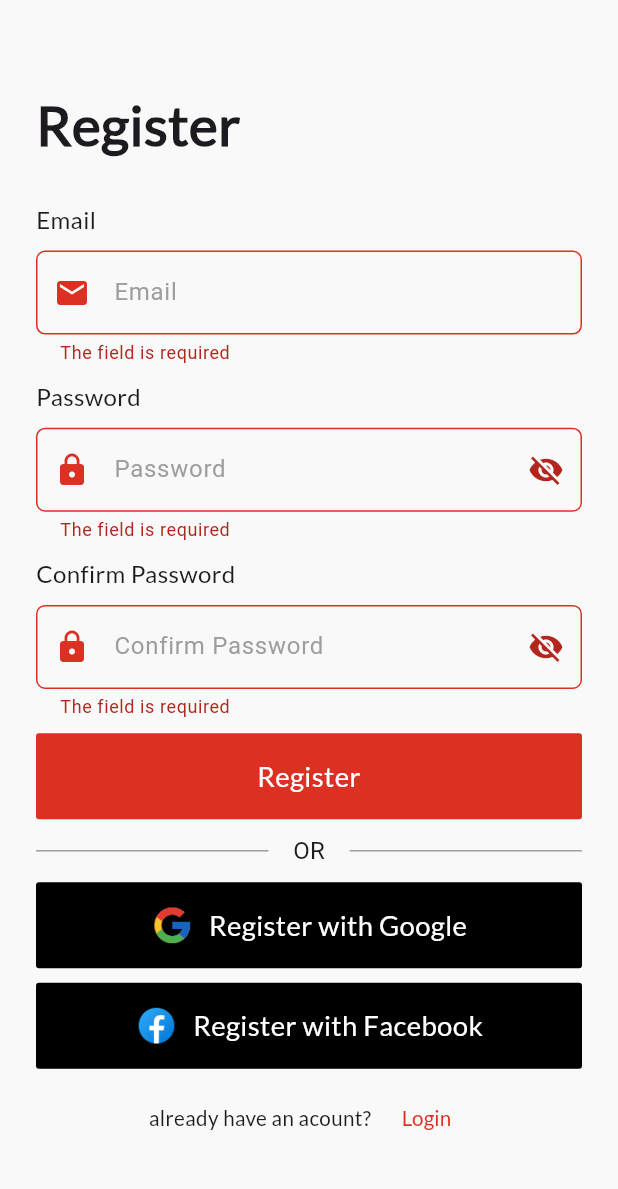
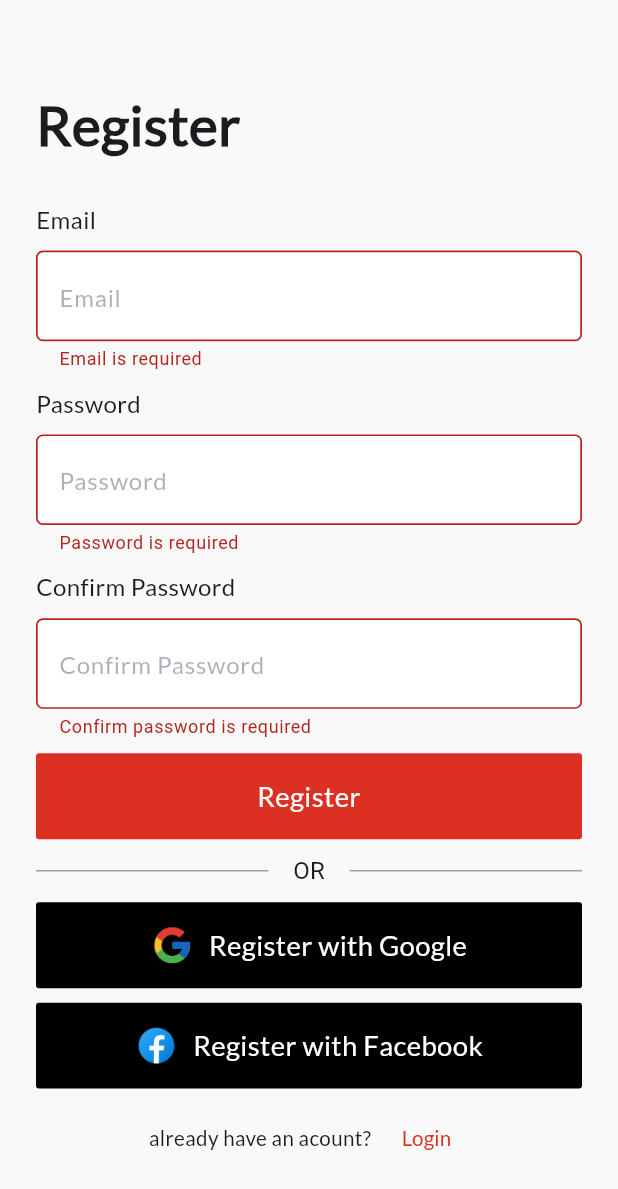
Before and after one commit to romisaa5/Fashique-App, a Flutter app: the RegisterView screen opened by its route, after a tap on "Register", on a phone screen of 412 x 824 dp. Shown: the top 1189 px of the screen. Run offline on Flutter 3.47's test engine with Material 3 defaults, Android fonts, the light colour scheme and no system bars; our stand-ins replace bloc, cached_network_image, flutter_bloc, flutter_screenutil, font_awesome_flutter, go_router and 1 more; missing offline and left inert: rate; network calls fail.

Commit message:
refactor code

```diff
--- a/lib/Featured/Auth/Forget password/presentation/views/forget_password.dart
+++ b/lib/Featured/Auth/Forget password/presentation/views/forget_password.dart
@@ -1,8 +1,9 @@
 import 'package:e_commerce/constnts.dart';
+import 'package:e_commerce/core/helper/validation_methods.dart';
 import 'package:e_commerce/core/utils/app_router.dart';
 import 'package:e_commerce/core/utils/styles.dart';
 import 'package:e_commerce/core/widgets/custom_button.dart';
-import 'package:e_commerce/Featured/Auth/widgets/custom_textfield_for_username.dart';
+import 'package:e_commerce/core/widgets/custom_text_form_field.dart';
 import 'package:flutter/material.dart';
 import 'package:go_router/go_router.dart';
 
@@ -33,7 +34,11 @@ class _ForgetPasswordState extends State<ForgetPassword> {
               style: Styles.textStyle16,
             ),
             Text('Your Email ', style: Styles.textStyle14),
-            CustomTextfieldForEmail(emailController: emailController),
+            AppTextFormField(
+              hintText: 'Email',
+              validator: (value) => ValidationMethods.validateEmail(value),
+              controller: emailController,
+            ),
             CustomButton(
               borderreduis: 2,
               text: 'Reset Password',
--- a/lib/Featured/Auth/Forget password/presentation/views/set_new_password.dart
+++ b/lib/Featured/Auth/Forget password/presentation/views/set_new_password.dart
@@ -1,7 +1,8 @@
 import 'package:e_commerce/constnts.dart';
+import 'package:e_commerce/core/helper/validation_methods.dart';
 import 'package:e_commerce/core/utils/styles.dart';
 import 'package:e_commerce/core/widgets/custom_button.dart';
-import 'package:e_commerce/Featured/Auth/widgets/custom_textfield_for_password.dart';
+import 'package:e_commerce/core/widgets/custom_text_form_field.dart';
 import 'package:flutter/material.dart';
 import 'package:flutter_screenutil/flutter_screenutil.dart';
 
@@ -36,10 +37,17 @@ class _SetNewPasswordState extends State<SetNewPassword> {
               style: Styles.textStyle14.copyWith(color: Colors.grey),
             ),
             Text('Password', style: Styles.textStyle14),
-            CustomTextfieldforPassword(passwordController: passwordController),
+            AppTextFormField(
+              hintText: 'Password',
+              validator: (value) => ValidationMethods.validatePassword(value),
+              controller: passwordController,
+            ),
             Text('Confirm Password', style: Styles.textStyle14),
-            CustomTextfieldforPassword(
-              passwordController: confirmpasswordController,
+            AppTextFormField(
+              hintText: 'Confirm Password',
+              validator:
+                  (value) => ValidationMethods.validateConfirmPassword(value),
+              controller: confirmpasswordController,
             ),
             SizedBox(height: 15),
             CustomButton(
--- a/lib/Featured/Auth/Login/presentation/views/login_view.dart
+++ b/lib/Featured/Auth/Login/presentation/views/login_view.dart
@@ -1,11 +1,11 @@
 import 'package:e_commerce/constnts.dart';
+import 'package:e_commerce/core/helper/validation_methods.dart';
 import 'package:e_commerce/core/utils/app_router.dart';
 import 'package:e_commerce/core/utils/styles.dart';
 import 'package:e_commerce/core/widgets/custom_button.dart';
 import 'package:e_commerce/core/widgets/custom_button_signup_login.dart';
-import 'package:e_commerce/Featured/Auth/widgets/custom_devider.dart';
-import 'package:e_commerce/Featured/Auth/widgets/custom_textfield_for_password.dart';
-import 'package:e_commerce/Featured/Auth/widgets/custom_textfield_for_username.dart';
+import 'package:e_commerce/core/widgets/custom_devider.dart';
+import 'package:e_commerce/core/widgets/custom_text_form_field.dart';
 import 'package:flutter/material.dart';
 import 'package:flutter_screenutil/flutter_screenutil.dart';
 import 'package:go_router/go_router.dart';
@@ -38,14 +38,17 @@ class _LoginViewState extends State<LoginView> {
                 Text('Login', style: Styles.textStyle32),
                 SizedBox(height: 15.h),
                 Text('Email', style: Styles.textStyle14),
-                CustomTextfieldForEmail(
-                  passwordFocusNode: passwordFocusNode,
-                  emailController: emailController,
+                AppTextFormField(
+                  hintText: 'Email',
+                  validator: (value) => ValidationMethods.validateEmail(value),
+                  controller: passwordController,
                 ),
                 Text('Password', style: Styles.textStyle14),
-                CustomTextfieldforPassword(
-                  passwordFocusNode: passwordFocusNode,
-                  passwordController: passwordController,
+                AppTextFormField(
+                  hintText: 'Password',
+                  validator:
+                      (value) => ValidationMethods.validatePassword(value),
+                  controller: passwordController,
                 ),
                 TextButton(
                   onPressed: () {
--- a/lib/Featured/Auth/Register/presentation/views/register_view.dart
+++ b/lib/Featured/Auth/Register/presentation/views/register_view.dart
@@ -1,12 +1,11 @@
-import 'package:e_commerce/Featured/Auth/Register/presentation/views/widgets/custom_confirm_password.dart';
 import 'package:e_commerce/constnts.dart';
+import 'package:e_commerce/core/helper/validation_methods.dart';
 import 'package:e_commerce/core/utils/app_router.dart';
 import 'package:e_commerce/core/utils/styles.dart';
 import 'package:e_commerce/core/widgets/custom_button.dart';
 import 'package:e_commerce/core/widgets/custom_button_signup_login.dart';
-import 'package:e_commerce/Featured/Auth/widgets/custom_devider.dart';
-import 'package:e_commerce/Featured/Auth/widgets/custom_textfield_for_password.dart';
-import 'package:e_commerce/Featured/Auth/widgets/custom_textfield_for_username.dart';
+import 'package:e_commerce/core/widgets/custom_devider.dart';
+import 'package:e_commerce/core/widgets/custom_text_form_field.dart';
 import 'package:flutter/material.dart';
 import 'package:flutter_screenutil/flutter_screenutil.dart';
 import 'package:go_router/go_router.dart';
@@ -44,20 +43,26 @@ class _RegisterViewState extends State<RegisterView> {
                 Text('Register', style: Styles.textStyle32),
                 SizedBox(height: 5.h),
                 Text('Email', style: Styles.textStyle14),
-                CustomTextfieldForEmail(
-                  passwordFocusNode: passwordFocusNode,
-                  emailController: emailController,
+                AppTextFormField(
+                  hintText: 'Email',
+                  validator: (value) => ValidationMethods.validateEmail(value),
+                  controller: passwordController,
                 ),
                 Text('Password', style: Styles.textStyle14),
-                CustomTextfieldforPassword(
-                  confirmpasswordFocusNode: confirmpasswordFocusNode,
-                  passwordFocusNode: passwordFocusNode,
-                  passwordController: passwordController,
+                AppTextFormField(
+                  hintText: 'Password',
+                  validator:
+                      (value) => ValidationMethods.validatePassword(value),
+                  controller: passwordController,
+                  focusNode: passwordFocusNode,
                 ),
                 Text('Confirm Password', style: Styles.textStyle14),
-                CustomConfirmPassword(
-                  confirmpasswordController: confirmPasswordController,
-                  confirmpasswordFocusNode: confirmpasswordFocusNode,
+                AppTextFormField(
+                  hintText: 'Confirm Password',
+                  validator:
+                      (value) =>
+                          ValidationMethods.validateConfirmPassword(value),
+                  controller: confirmPasswordController,
                 ),
 
                 CustomButton(
--- a/lib/Featured/Auth/Register/presentation/views/widgets/custom_confirm_password.dart
+++ /dev/null
@@ -1,45 +0,0 @@
-import 'package:e_commerce/constnts.dart';
-import 'package:flutter/material.dart';
-
-class CustomConfirmPassword extends StatefulWidget {
-  const CustomConfirmPassword({
-    super.key,
-    this.confirmpasswordFocusNode,
-    required this.confirmpasswordController,
-  });
-  final FocusNode? confirmpasswordFocusNode;
-  final TextEditingController confirmpasswordController;
-  @override
-  State<CustomConfirmPassword> createState() => _CustomConfirmPasswordState();
-}
-
-class _CustomConfirmPasswordState extends State<CustomConfirmPassword> {
-  bool isshown = false;
-  @override
-  Widget build(BuildContext context) {
-    return TextFormField(
-      validator: (value) {
-        if (value == null || value.isEmpty) {
-          return 'The field is required';
-        }
-        return null;
-      },
-
-      focusNode: widget.confirmpasswordFocusNode,
-      controller: widget.confirmpasswordController,
-      obscureText: !isshown,
-      decoration: InputDecoration(
-        suffixIcon: IconButton(
-          onPressed: () {
-            setState(() {
-              isshown = !isshown;
-            });
-          },
-          icon: Icon(isshown ? Icons.visibility : Icons.visibility_off),
-        ),
-        hintText: 'Confirm Password',
-        prefixIcon: const Icon(Icons.lock, color: kprimaryColor),
-      ),
-    );
-  }
-}
--- a/lib/Featured/Auth/widgets/custom_textfield_for_password.dart
+++ /dev/null
@@ -1,62 +0,0 @@
-import 'package:flutter/material.dart';
-import 'package:e_commerce/constnts.dart';
-
-class CustomTextfieldforPassword extends StatefulWidget {
-  final TextEditingController passwordController;
-  final FocusNode? confirmpasswordFocusNode;
-  final FocusNode? passwordFocusNode;
-  const CustomTextfieldforPassword({
-    super.key,
-    required this.passwordController,
-    this.confirmpasswordFocusNode,
-    this.passwordFocusNode,
-  });
-
-  @override
-  State<CustomTextfieldforPassword> createState() =>
-      _CustomTextfieldforPasswordState();
-}
-
-class _CustomTextfieldforPasswordState
-    extends State<CustomTextfieldforPassword> {
-  bool isshown = false;
-
-  @override
-  Widget build(BuildContext context) {
-    return TextFormField(
-      validator: (value) {
-        if (value == null || value.isEmpty) {
-          return 'The field is required';
-        }
-        if (value.length < 8) {
-          return 'Password must be at least 8 characters';
-        }
-        if (!RegExp(
-          r'^(?=.*[A-Za-z])(?=.*\d)[A-Za-z\d]{8,}$',
-        ).hasMatch(value)) {
-          return 'Password must contain at least one letter and one number';
-        }
-        return null;
-      },
-      onEditingComplete: () {
-        FocusScope.of(context).requestFocus(widget.confirmpasswordFocusNode);
-      },
-      textInputAction: TextInputAction.next,
-      focusNode: widget.passwordFocusNode,
-      controller: widget.passwordController,
-      obscureText: !isshown,
-      decoration: InputDecoration(
-        suffixIcon: IconButton(
-          onPressed: () {
-            setState(() {
-              isshown = !isshown;
-            });
-          },
-          icon: Icon(isshown ? Icons.visibility : Icons.visibility_off),
-        ),
-        hintText: 'Password',
-        prefixIcon: const Icon(Icons.lock, color: kprimaryColor),
-      ),
-    );
-  }
-}
--- a/lib/Featured/Auth/widgets/custom_textfield_for_username.dart
+++ /dev/null
@@ -1,47 +0,0 @@
-import 'package:flutter/material.dart';
-import 'package:e_commerce/constnts.dart';
-
-class CustomTextfieldForEmail extends StatefulWidget {
-  final TextEditingController emailController;
-  final FocusNode? passwordFocusNode;
-  const CustomTextfieldForEmail({
-    super.key,
-    required this.emailController,
-    this.passwordFocusNode,
-  });
-
-  @override
-  State<CustomTextfieldForEmail> createState() =>
-      _CustomTextfieldForEmailState();
-}
-
-class _CustomTextfieldForEmailState extends State<CustomTextfieldForEmail> {
-  final FocusNode _emailFocusNode = FocusNode();
-
-  @override
-  Widget build(BuildContext context) {
-    return TextFormField(
-      validator: (value) {
-        if (value == null || value.isEmpty) {
-          return 'The field is required';
-        }
-        if (!RegExp(
-          r'^[a-zA-Z0-9.]+@[a-zA-Z0-9]+\.[a-zA-Z]+',
-        ).hasMatch(value)) {
-          return 'Enter a valid email';
-        }
-        return null;
-      },
-      onEditingComplete: () {
-        FocusScope.of(context).requestFocus(widget.passwordFocusNode);
-      },
-      textInputAction: TextInputAction.next,
-      focusNode: _emailFocusNode,
-      controller: widget.emailController,
-      decoration: InputDecoration(
-        hintText: 'Email',
-        prefixIcon: const Icon(Icons.email, color: kprimaryColor),
-      ),
-    );
-  }
-}
--- a/lib/Featured/Profile/presentation/views/settings_view.dart
+++ b/lib/Featured/Profile/presentation/views/settings_view.dart
@@ -1,4 +1,4 @@
-import 'package:e_commerce/Featured/Profile/helper/modelbottomsheet_for_edit_setting.dart';
+import 'package:e_commerce/core/helper/custom_bottom_sheet_for_edit_setting.dart';
 import 'package:e_commerce/constnts.dart';
 import 'package:e_commerce/core/utils/styles.dart';
 import 'package:e_commerce/core/widgets/custom_app_bar.dart';
--- a/lib/Featured/Profile/helper/modelbottomsheet_for_edit_setting.dart
+++ b/lib/core/helper/custom_bottom_sheet_for_edit_setting.dart
@@ -12,7 +12,6 @@ void showCustomBottomSheet(BuildContext context, String title, String hintText)
     final TextEditingController confirmPasswordController =
         TextEditingController();
     final TextEditingController nameController = TextEditingController();
-
     showModalBottomSheet(
       context: context,
       isScrollControlled: true,
--- /dev/null
+++ b/lib/core/helper/validation_methods.dart
@@ -0,0 +1,67 @@
+class ValidationMethods {
+  static String? validateEmail(String? value) {
+    if (value == null || value.isEmpty) {
+      return 'Email is required';
+    }
+    final emailRegex =
+        RegExp(r'^[a-zA-Z0-9._%+-]+@[a-zA-Z0-9.-]+\.[a-zA-Z]{2,}$');
+    if (!emailRegex.hasMatch(value)) {
+      return 'Invalid email format';
+    }
+    return null;
+  }
+
+  static String? validatePassword(String? value) {
+    if (value == null || value.isEmpty) {
+      return 'Password is required';
+    }
+    if (value.length < 8) {
+      return 'Password must be at least 8 characters long';
+    }
+    if (!RegExp(r'[A-Z]').hasMatch(value)) {
+      return 'Password must contain at least one uppercase letter';
+    }
+    if (!RegExp(r'[a-z]').hasMatch(value)) {
+      return 'Password must contain at least one lowercase letter';
+    }
+    if (!RegExp(r'[0-9]').hasMatch(value)) {
+      return 'Password must contain at least one number';
+    }
+    return null;
+  }
+
+  static String? validateConfirmPassword(String? value) {
+    if (value == null || value.isEmpty) {
+      return 'Confirm password is required';
+    }
+    if (value.length < 8) {
+      return 'Confirm password must be at least 8 characters long';
+    }
+    if (!RegExp(r'[A-Z]').hasMatch(value)) {
+      return 'Confirm password must contain at least one uppercase letter';
+    }
+    if (!RegExp(r'[a-z]').hasMatch(value)) {
+      return 'Confirm password must contain at least one lowercase letter';
+    }
+    if (!RegExp(r'[0-9]').hasMatch(value)) {
+      return 'Confirm password must contain at least one number';
+    }
+    if (value != value) {
+      return 'Passwords do not match';
+    }
+    return null;
+  }
+
+  static String? validateUsername(String? value) {
+    if (value == null || value.isEmpty) {
+      return 'Username is required';
+    }
+    if (value.length < 3) {
+      return 'Username must be at least 3 characters long';
+    }
+    if (!RegExp(r'^[a-zA-Z0-9_]+$').hasMatch(value)) {
+      return 'Username can only contain letters, numbers, and underscores';
+    }
+    return null;
+  }
+}
--- a/lib/core/widgets/custom_button_signup_login.dart
+++ b/lib/core/widgets/custom_button_signup_login.dart
@@ -12,7 +12,6 @@ class CustomButtonSignupLogin extends StatelessWidget {
       this.onTap});
   final String text;
   final Color color;
-
   final double width;
   final String imageIcon;
   final void Function()? onTap;
```
Also changed, not shown: lib/core/widgets/custom_devider.dart (renamed from lib/Featured/Auth/widgets/custom_devider.dart).
